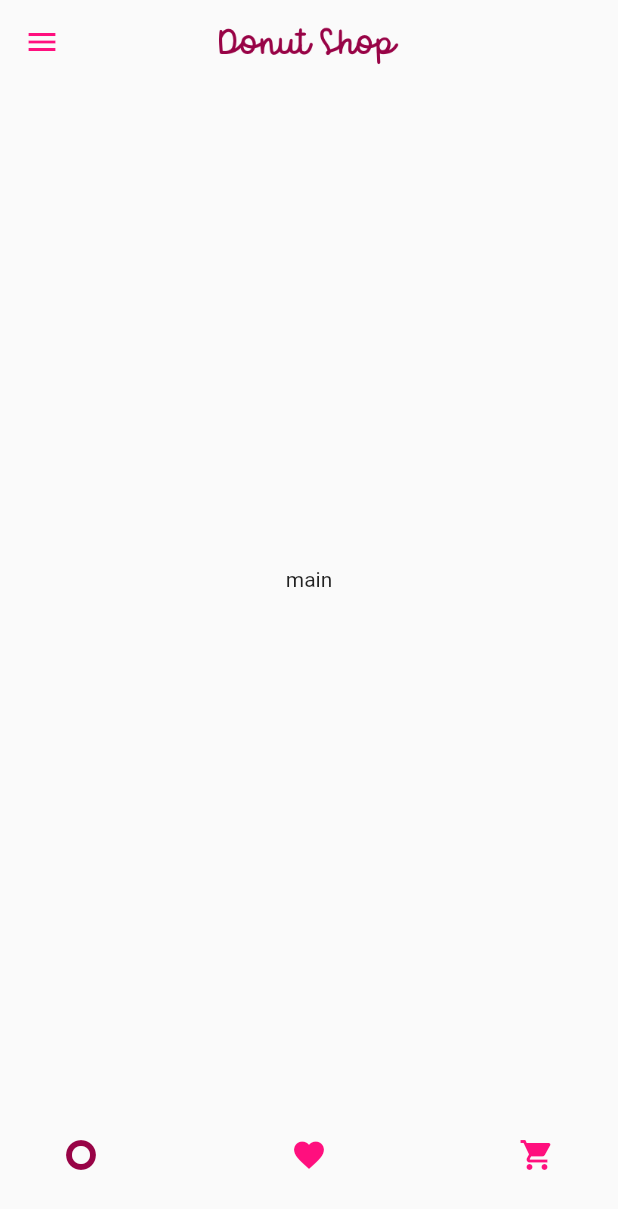
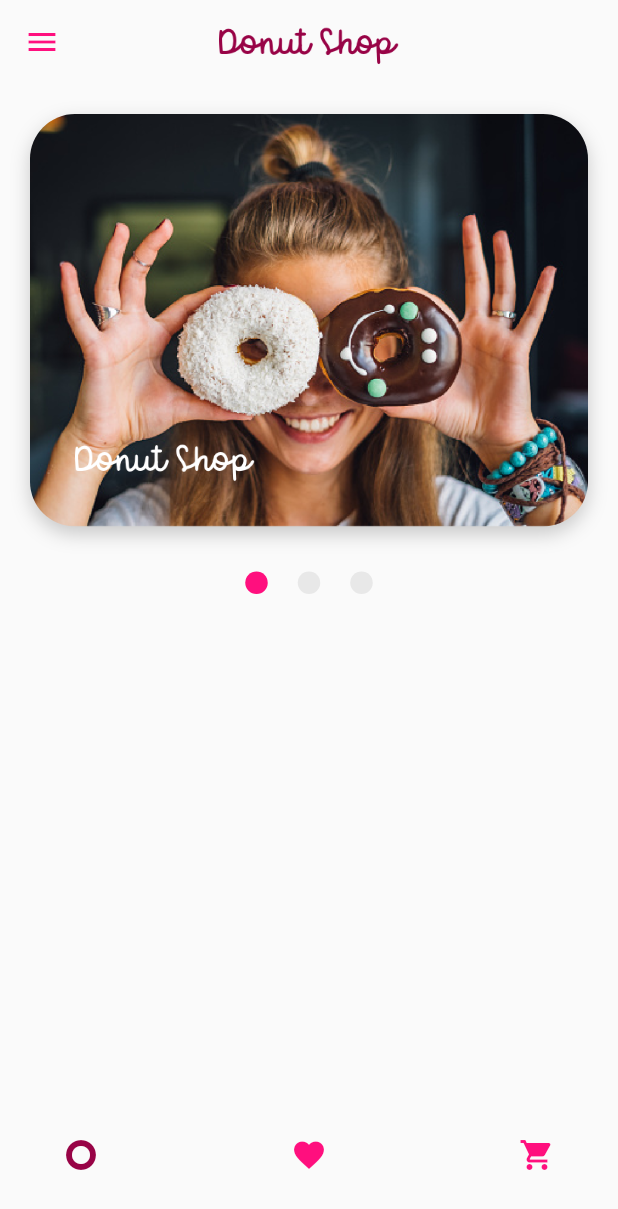
Before and after one commit to eliascreates/romans-donut-shop, a Flutter app: the screen it shows after launch, on a phone screen of 412 x 824 dp. Shown: the top 1209 px of the screen. Run offline on Flutter 3.47's test engine with Material 2 defaults, Android fonts, the phone set to English and light mode, and no system bars.

Commit message:
Complete Donut Page Slider

```diff
--- a/lib/presentation/pages/donut_main_page.dart
+++ b/lib/presentation/pages/donut_main_page.dart
@@ -1,4 +1,6 @@
 import 'package:flutter/material.dart';
+
+import '../widgets/donut_pager.dart';
 
 class DonutMainPage extends StatelessWidget {
   const DonutMainPage({super.key});
@@ -6,8 +8,10 @@ class DonutMainPage extends StatelessWidget {
   @override
   Widget build(BuildContext context) {
     return const Scaffold(
-      body: Center(
-        child: Text('main'),
+      body: Column(
+        children: [
+          DonutPager(),
+        ],
       ),
     );
   }
--- /dev/null
+++ b/lib/presentation/widgets/donut_pager.dart
@@ -0,0 +1,98 @@
+import 'package:flutter/material.dart';
+import '../../core/constants/constants.dart';
+
+part 'page_indicator.dart';
+
+class DonutPager extends StatefulWidget {
+  const DonutPager({super.key});
+
+  @override
+  State<DonutPager> createState() => _DonutPagerState();
+}
+
+class _DonutPagerState extends State<DonutPager> {
+  List<_DonutPage> pages = [
+    _DonutPage(imgSrc: Utils.donutPromo1, logoImgSrc: Utils.donutLogoWhiteText),
+    _DonutPage(imgSrc: Utils.donutPromo2, logoImgSrc: Utils.donutLogoWhiteText),
+    _DonutPage(imgSrc: Utils.donutPromo3, logoImgSrc: Utils.donutLogoWhiteText),
+  ];
+
+  int currentPage = 0;
+  late PageController controller;
+
+  @override
+  void initState() {
+    super.initState();
+    controller = PageController(initialPage: 0);
+  }
+
+  @override
+  void dispose() {
+    controller.dispose();
+    super.dispose();
+  }
+
+  @override
+  Widget build(BuildContext context) {
+    return SizedBox(
+      height: 350,
+      child: Column(
+        children: [
+          Expanded(
+            child: PageView(
+              scrollDirection: Axis.horizontal,
+              pageSnapping: true,
+              controller: controller,
+              onPageChanged: (page) => setState(() => currentPage = page),
+              children: List.generate(
+                pages.length,
+                (index) {
+                  _DonutPage currentPage = pages[index];
+
+                  return Container(
+                    alignment: Alignment.bottomLeft,
+                    margin: const EdgeInsets.all(20),
+                    padding: const EdgeInsets.all(30),
+                    decoration: BoxDecoration(
+                      borderRadius: BorderRadius.circular(30),
+                      boxShadow: [
+                        BoxShadow(
+                          color: Colors.black.withOpacity(0.2),
+                          blurRadius: 10,
+                          offset: const Offset(0, 5.0),
+                        )
+                      ],
+                      image: DecorationImage(
+                        image: AssetImage(currentPage.imgSrc),
+                        fit: BoxFit.cover,
+                      ),
+                    ),
+                    child: Image.asset(
+                      currentPage.logoImgSrc,
+                      width: 120,
+                      color: currentPage.imgSrc == Utils.donutPromo3
+                          ? AppColors.mainDarkColor
+                          : null,
+                    ),
+                  );
+                },
+              ),
+            ),
+          ),
+          PageViewIndicator(
+            controller: controller,
+            numberOfPages: pages.length,
+            currentPage: currentPage,
+          ),
+        ],
+      ),
+    );
+  }
+}
+
+class _DonutPage {
+  _DonutPage({required this.imgSrc, required this.logoImgSrc});
+
+  final String imgSrc;
+  final String logoImgSrc;
+}
--- /dev/null
+++ b/lib/presentation/widgets/page_indicator.dart
@@ -0,0 +1,46 @@
+part of 'donut_pager.dart';
+
+class PageViewIndicator extends StatelessWidget {
+  const PageViewIndicator({
+    super.key,
+    required this.controller,
+    required this.numberOfPages,
+    required this.currentPage,
+  });
+
+  final PageController controller;
+  final int numberOfPages;
+  final int currentPage;
+
+  @override
+  Widget build(BuildContext context) {
+    return Row(
+      mainAxisAlignment: MainAxisAlignment.center,
+      children: List.generate(
+        numberOfPages,
+        (index) {
+          return GestureDetector(
+            onTap: () => controller.animateToPage(
+              index,
+              duration: const Duration(milliseconds: 500),
+              curve: Curves.easeInOut,
+            ),
+            child: AnimatedContainer(
+              duration: const Duration(milliseconds: 250),
+              curve: Curves.easeInOut,
+              height: 15,
+              width: 15,
+              margin: const EdgeInsets.all(10),
+              decoration: BoxDecoration(
+                color: currentPage == index
+                    ? AppColors.mainColor
+                    : Colors.grey.withOpacity(0.2),
+                borderRadius: BorderRadius.circular(10),
+              ),
+            ),
+          );
+        },
+      ),
+    );
+  }
+}
```
